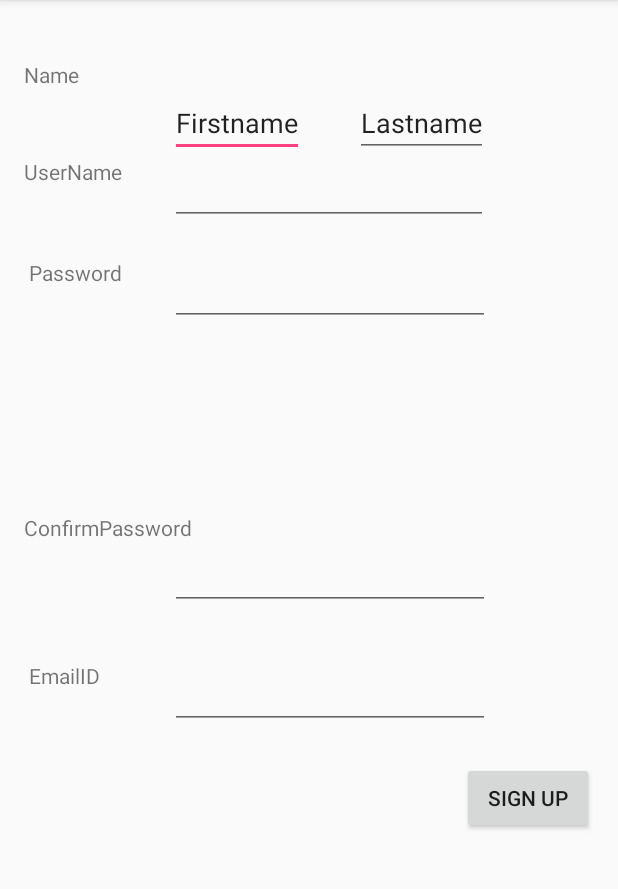
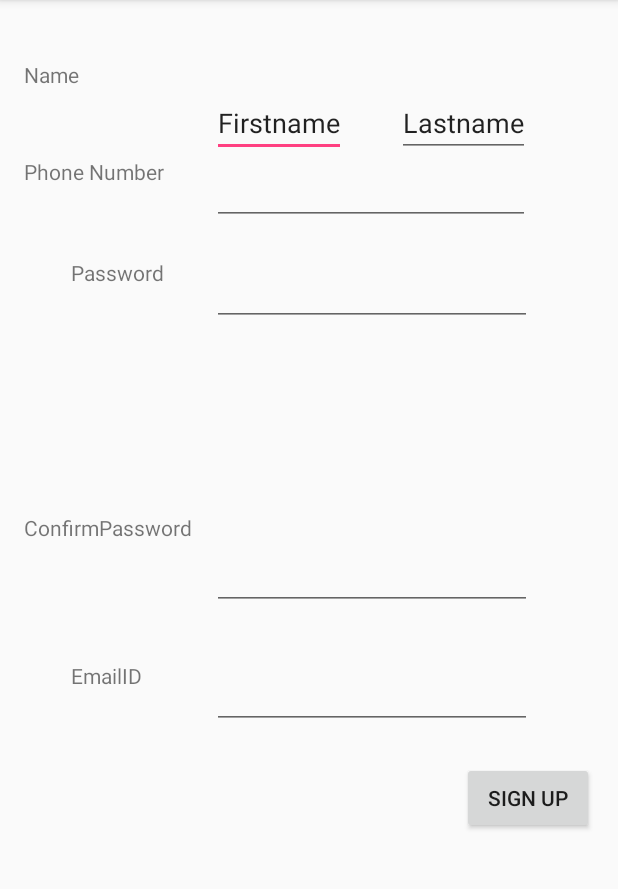
Before and after one commit to veereshr/rOOm-mobile-app, an Android app: the CreateAccount screen opened directly, with no data from a screen before it, on a phone screen of 412 x 824 dp, the part 84-973 px from its top. Run offline under Robolectric (Android 15) with nearby library versions, the phone set to English and light mode, and no system bars.

Commit message:
Added database helper and create account writes to database

```diff
--- a/SmartScheduler/app/src/main/java/com/example/dips/smartscheduler/LogIn.java
+++ b/SmartScheduler/app/src/main/java/com/example/dips/smartscheduler/LogIn.java
@@ -11,6 +11,9 @@ public class LogIn extends AppCompatActivity {
     protected void onCreate(Bundle savedInstanceState) {
         super.onCreate(savedInstanceState);
         setContentView(R.layout.activity_log_in);
+
+        //create tables
+
     }
 
     public void LogIn(View v){
--- a/SmartScheduler/app/src/main/res/layout/activity_create_account.xml
+++ b/SmartScheduler/app/src/main/res/layout/activity_create_account.xml
@@ -12,7 +12,7 @@
     <EditText
         android:layout_width="wrap_content"
         android:layout_height="wrap_content"
-        android:id="@+id/editText3"
+        android:id="@+id/fNameText"
         android:layout_marginTop="43dp"
         android:text="Firstname"
         android:layout_marginStart="32dp"
@@ -22,28 +22,28 @@
     <EditText
         android:layout_width="wrap_content"
         android:layout_height="wrap_content"
-        android:id="@+id/editText4"
+        android:id="@+id/lNameText"
         android:text="Lastname"
-        android:layout_above="@+id/editText5"
-        android:layout_toEndOf="@+id/editText3"
+        android:layout_above="@+id/phoneText"
+        android:layout_toEndOf="@+id/fNameText"
         android:layout_marginStart="34dp" />
 
     <EditText
         android:layout_width="wrap_content"
         android:layout_height="wrap_content"
-        android:id="@+id/editText5"
-        android:layout_below="@+id/editText3"
-        android:layout_alignStart="@+id/editText3"
-        android:layout_alignEnd="@+id/editText4" />
+        android:id="@+id/phoneText"
+        android:layout_below="@+id/fNameText"
+        android:layout_alignStart="@+id/fNameText"
+        android:layout_alignEnd="@+id/lNameText" />
 
     <EditText
         android:layout_width="wrap_content"
         android:layout_height="wrap_content"
         android:inputType="textPassword"
         android:ems="10"
-        android:id="@+id/editText6"
-        android:layout_below="@+id/editText5"
-        android:layout_alignStart="@+id/editText5"
+        android:id="@+id/passText"
+        android:layout_below="@+id/phoneText"
+        android:layout_alignStart="@+id/phoneText"
         android:layout_marginTop="22dp" />
 
     <EditText
@@ -51,18 +51,18 @@
         android:layout_height="wrap_content"
         android:inputType="textPassword"
         android:ems="10"
-        android:id="@+id/editText7"
+        android:id="@+id/passConText"
         android:layout_centerVertical="true"
-        android:layout_alignStart="@+id/editText6" />
+        android:layout_alignStart="@+id/passText" />
 
     <EditText
         android:layout_width="wrap_content"
         android:layout_height="wrap_content"
-        android:id="@+id/editText8"
-        android:layout_below="@+id/editText7"
+        android:id="@+id/emailText"
+        android:layout_below="@+id/passConText"
         android:layout_marginTop="34dp"
-        android:layout_alignStart="@+id/editText7"
-        android:layout_alignEnd="@+id/editText7" />
+        android:layout_alignStart="@+id/passConText"
+        android:layout_alignEnd="@+id/passConText" />
 
     <Button
         android:layout_width="wrap_content"
@@ -70,7 +70,7 @@
         android:text="Sign Up"
         android:id="@+id/button2"
         android:singleLine="true"
-        android:layout_below="@+id/editText8"
+        android:layout_below="@+id/emailText"
         android:layout_alignParentEnd="true"
         android:layout_marginTop="22dp"
         android:onClick="CreateAccount"/>
@@ -80,15 +80,15 @@
         android:layout_height="wrap_content"
         android:text="Name"
         android:id="@+id/textView6"
-        android:layout_above="@+id/editText4"
+        android:layout_above="@+id/lNameText"
         android:layout_alignParentStart="true" />
 
     <TextView
         android:layout_width="wrap_content"
         android:layout_height="wrap_content"
-        android:text="UserName"
+        android:text="Phone Number"
         android:id="@+id/textView7"
-        android:layout_alignTop="@+id/editText5"
+        android:layout_alignTop="@+id/phoneText"
         android:layout_alignParentStart="true" />
 
     <TextView
@@ -96,15 +96,15 @@
         android:layout_height="wrap_content"
         android:text="Password"
         android:id="@+id/textView8"
-        android:layout_alignTop="@+id/editText6"
-        android:layout_toStartOf="@+id/editText3" />
+        android:layout_alignTop="@+id/passText"
+        android:layout_toStartOf="@+id/fNameText" />
 
     <TextView
         android:layout_width="wrap_content"
         android:layout_height="wrap_content"
         android:text="ConfirmPassword"
         android:id="@+id/textView9"
-        android:layout_above="@+id/editText7"
+        android:layout_above="@+id/passConText"
         android:layout_alignParentStart="true" />
 
     <TextView
@@ -112,7 +112,7 @@
         android:layout_height="wrap_content"
         android:text="EmailID"
         android:id="@+id/textView10"
-        android:layout_alignBottom="@+id/editText8"
+        android:layout_alignBottom="@+id/emailText"
         android:layout_alignStart="@+id/textView8"
-        android:layout_alignTop="@+id/editText8" />
+        android:layout_alignTop="@+id/emailText" />
 </RelativeLayout>
```
Also changed, not shown: SmartScheduler/app/src/main/java/com/example/dips/smartscheduler/CreateAccount.java (+24 -0 lines), SmartScheduler/app/src/main/java/com/example/dips/smartscheduler/DatabaseHelper.java (added, +118 -0 lines).
